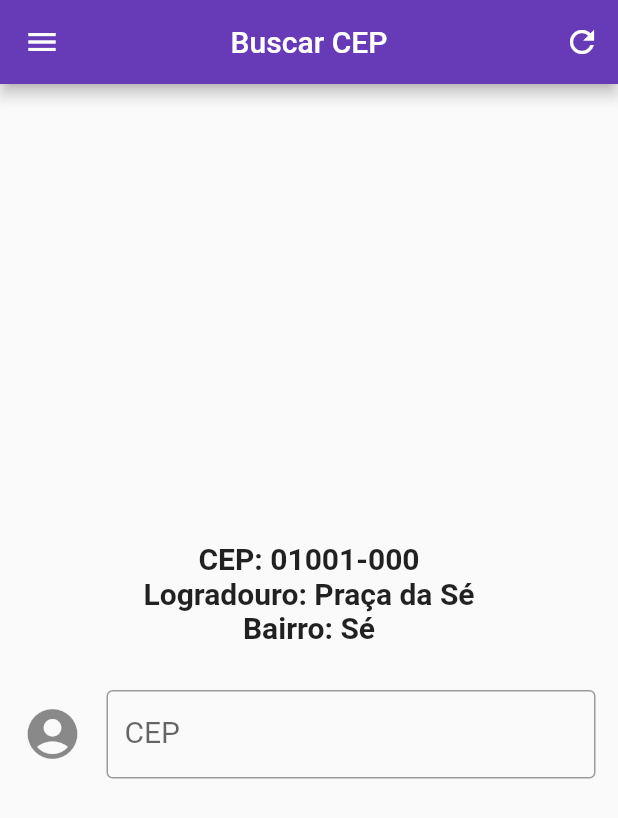
After one commit to DuhAlonso/app_primeiros_passos, a Flutter app: the BuscaCep screen opened directly, in the side drawer, after a tap on the "refresh" icon, on a phone screen of 412 x 824 dp. The commit adds this screen. Shown: the top 818 px of the screen. Run offline on Flutter 3.47's test engine with Material 2 defaults, Android fonts, the phone set to English and light mode, and no system bars; network calls fail.

Commit message:
add new page Busca Cep

```diff
--- a/lib/main.dart
+++ b/lib/main.dart
@@ -1,5 +1,7 @@
 import 'package:flutter/material.dart';
 import 'package:primeiros_passos/pages/home_page.dart';
+
+import 'pages/home_page.dart';
 
 void main() => runApp(MyApp());
 
--- /dev/null
+++ b/lib/pages/busca_cep.dart
@@ -0,0 +1,101 @@
+import 'dart:convert';
+import 'package:flutter/material.dart';
+import 'package:http/http.dart' as http;
+import 'package:primeiros_passos/widget/drawer.dart';
+
+class BuscaCep extends StatefulWidget {
+  @override
+  _BuscaCepState createState() => _BuscaCepState();
+}
+
+class _BuscaCepState extends State<BuscaCep> {
+
+  final _cepController = TextEditingController(); // Criei um controlador somente para limpar o campo
+
+  String cep;
+  String logradouro;
+  String bairro;
+  String municipio;
+  String uf;
+
+  getCep(text) async {
+  http.Response response = await http.get("https://viacep.com.br/ws/$text/json"); // Da classe http, fazer a requisição
+  Map<String, dynamic> dados = json.decode(response.body); // Transfromei o retorno da requisição em um mapa
+  setState(() { // Usei setSatet pois quando pegar os dados do cep, atualizar meus widgets com os dados da requisição
+    cep = dados['cep'];
+    logradouro = dados['logradouro'];
+    bairro = dados['bairro'];
+  });
+  }
+
+  @override
+  Widget build(BuildContext context) {
+   return Scaffold(
+     drawer: DrawerWidget(),
+      appBar: AppBar(
+        actions: <Widget>[
+          IconButton(
+            onPressed: (){
+              _cepController.text = "";
+              getCep("01001000");
+            },
+            icon: Icon(Icons.refresh),
+          )
+        ],
+        title: Text("Buscar CEP"),
+        centerTitle: true,
+      ),
+      body: Center(
+        child: SingleChildScrollView(
+          child: Column(
+            mainAxisAlignment: MainAxisAlignment.center,
+            children: <Widget>[
+              Container(
+                padding: EdgeInsets.all(15),
+                child: Column(
+                  children: <Widget>[
+                    Text("CEP: ${cep == null ? "01001-000" : cep}",
+                      style: TextStyle(
+                        fontSize: 20.0,
+                        fontWeight: FontWeight.bold
+                      ),
+                    ),
+                    Text("Logradouro: ${logradouro == null ? "Praça da Sé" : logradouro}",
+                      style: TextStyle(
+                        fontSize: 20.0,
+                        fontWeight: FontWeight.bold
+                      ),
+                    ),
+                    Text("Bairro: ${bairro == null ? "Sé" : bairro}",
+                      style: TextStyle(
+                        fontSize: 20.0,
+                        fontWeight: FontWeight.bold
+                      ),
+                    ),
+                  ],
+                )
+              ),
+               Container(
+                padding: EdgeInsets.all(15),
+                child: TextFormField(
+                  decoration: InputDecoration(
+                    border: OutlineInputBorder(),
+                    labelText: "CEP",
+                    labelStyle: TextStyle(fontSize: 20),
+                    icon: Icon(Icons.account_circle, size: 40)
+                  ),
+                  controller: _cepController,
+                  keyboardType: TextInputType.number,
+                  textAlign: TextAlign.center,
+                  onFieldSubmitted: (text){
+                    getCep(text);
+                  },
+                ),
+              )
+            ],
+          ),
+        )
+      )
+    );
+  }
+}
--- a/lib/pages/home_page.dart
+++ b/lib/pages/home_page.dart
@@ -18,15 +18,16 @@ class _HomePageState extends State<HomePage> {
   String avatarUrl;
   Map date;
 
-  Future<Map> getUser(userName) async { //Usar um Future pois é uma requisição futura
+  getUser(userName) async {
   http.Response response = await http.get("https://api.github.com/users/$userName"); // Da classe http, fazer a requisição
+  Map<String, dynamic> data = json.decode(response.body); //Transformei o retorno da requisição em um mapa
 
-  setState(() { // Usei setSatet pois quando pegar os dados do User que atualizar meus widgets com os dados da requisição
-    name = json.decode(response.body)["name"]; // Estou dizendo que minhas variaveis vai receber os valores da minha requisição
-    bio = json.decode(response.body)["bio"];
-    avatarUrl = json.decode(response.body)["avatar_url"];
+  setState(() { // Usei setSatet pois quando pegar os dados do User, atualizar meus widgets com os dados da requisição
+    name = data["name"]; // Estou dizendo que minhas variaveis vai receber os valores da minha requisição
+    bio = data["bio"];
+    avatarUrl = data["avatar_url"];
   });
-  return date = json.decode(response.body); // retorno a requisição em formato de mapa
+
   }
 
   @override
--- a/lib/widget/drawer.dart
+++ b/lib/widget/drawer.dart
@@ -1,4 +1,5 @@
 import 'package:flutter/material.dart';
+import 'package:primeiros_passos/pages/busca_cep.dart';
 import 'package:primeiros_passos/pages/home_page.dart';
 import 'package:primeiros_passos/pages/random.dart';
 
@@ -26,6 +27,15 @@ import 'package:primeiros_passos/pages/random.dart';
             },
           ),
           ListTile(
+            title: Text('Busca CEP',
+              style: TextStyle(fontSize: 25, fontWeight: FontWeight.w400)),
+            onTap: () {
+              Navigator.of(context).push(
+                MaterialPageRoute(builder: (context) => BuscaCep())
+              );
+            },
+          ),
+          ListTile(
             title: Text('Random Number',
             style: TextStyle(fontSize: 25, fontWeight: FontWeight.w400)),
             onTap: () {
```
Also changed, not shown: pubspec.lock, 1 other file.
